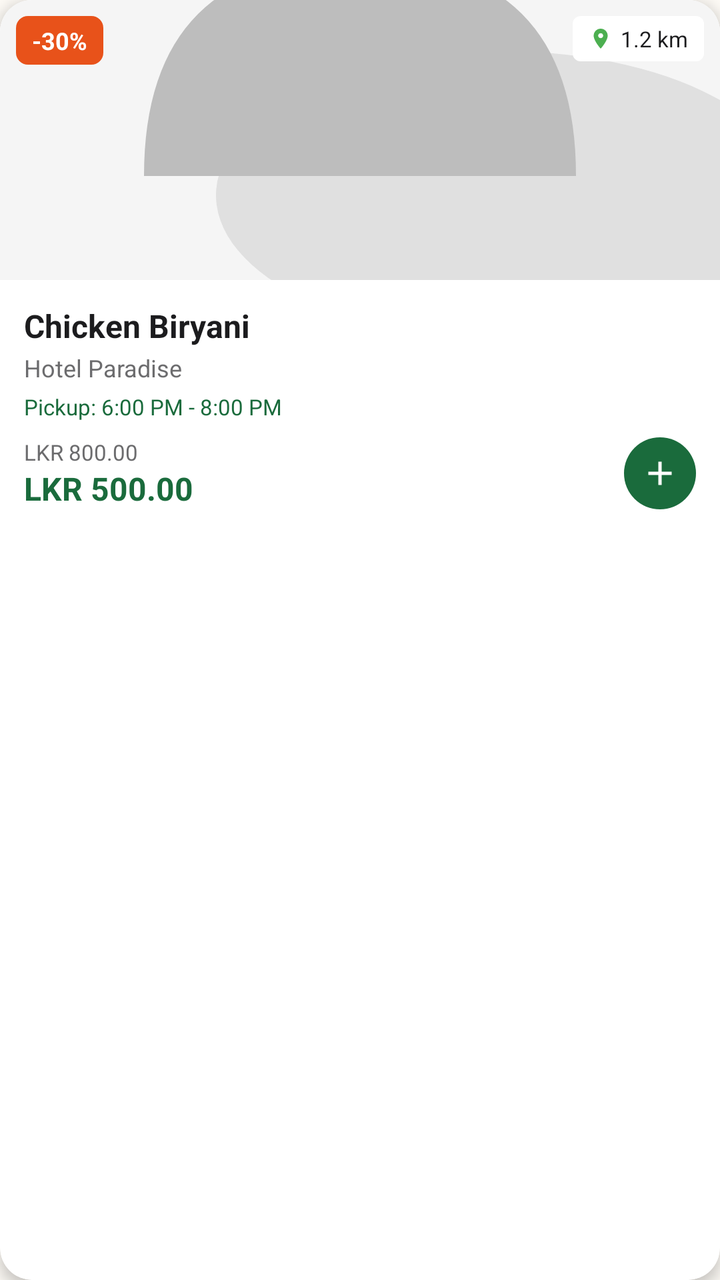
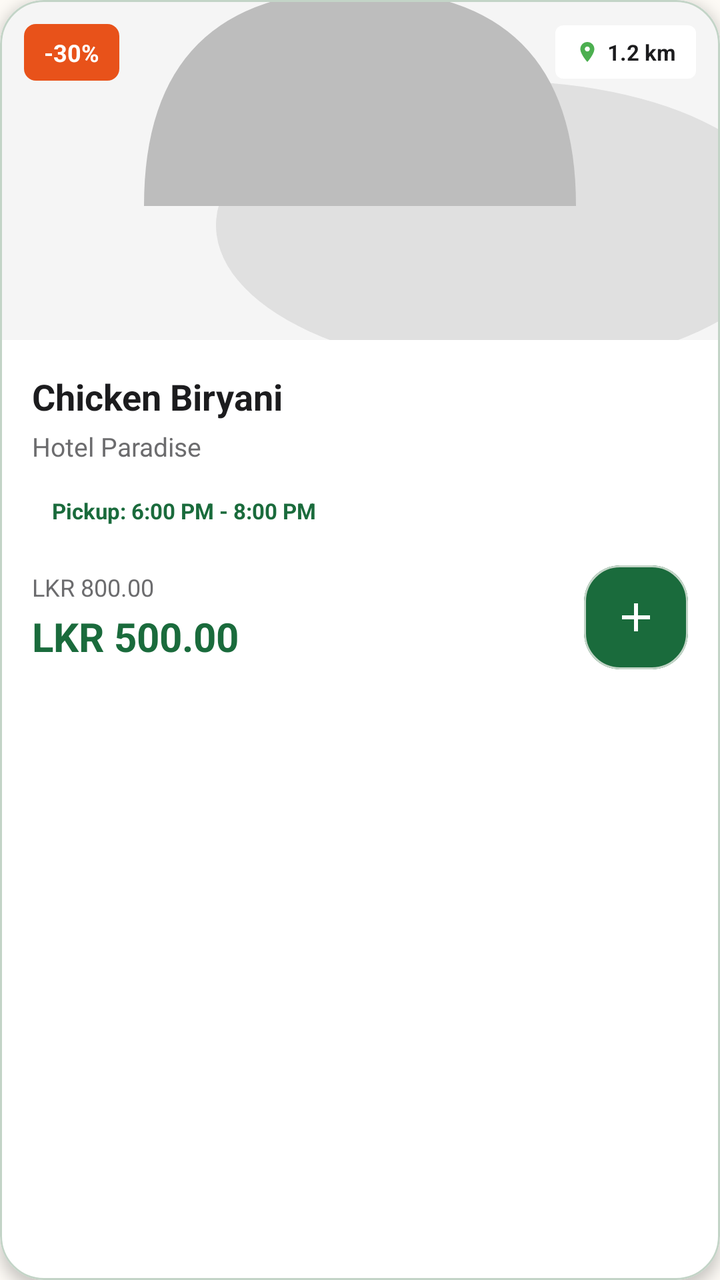

Compare the two renders of this Android layout. The source of the first and the diff that turns it into the second are given below.
<!-- AndroidManifest.xml: application theme Theme.REPLATE -->
<!-- res/layout/item_food.xml -->
<?xml version="1.0" encoding="utf-8"?>
<androidx.cardview.widget.CardView xmlns:android="http://schemas.android.com/apk/res/android"
    xmlns:app="http://schemas.android.com/apk/res-auto"
    android:id="@+id/cardView"
    android:layout_width="match_parent"
    android:layout_height="wrap_content"
    android:layout_marginHorizontal="10dp"
    android:layout_marginVertical="6dp"
    app:cardCornerRadius="16dp"
    app:cardElevation="4dp">

    <LinearLayout
        android:layout_width="match_parent"
        android:layout_height="wrap_content"
        android:orientation="vertical"
        android:background="@color/white">

        
        <FrameLayout
            android:layout_width="match_parent"
            android:layout_height="140dp">

            <ImageView
                android:id="@+id/ivFoodImage"
                android:layout_width="match_parent"
                android:layout_height="match_parent"
                android:scaleType="centerCrop"
                android:src="@drawable/placeholder_food" />

            
            <TextView
                android:id="@+id/tvDiscount"
                android:layout_width="wrap_content"
                android:layout_height="wrap_content"
                android:layout_gravity="top|start"
                android:layout_margin="8dp"
                android:background="@drawable/badge_discount"
                android:paddingHorizontal="8dp"
                android:paddingVertical="4dp"
                android:text="-30%"
                android:textColor="@color/white"
                android:textSize="12sp"
                android:textStyle="bold" />

            
            <TextView
                android:id="@+id/tvDistance"
                android:layout_width="wrap_content"
                android:layout_height="wrap_content"
                android:layout_gravity="top|end"
                android:layout_margin="8dp"
                android:background="@drawable/badge_distance"
                android:drawableStart="@drawable/ic_location_small"
                android:drawablePadding="4dp"
                android:paddingHorizontal="8dp"
                android:paddingVertical="4dp"
                android:text="1.2 km"
                android:textColor="@color/text_primary"
                android:textSize="11sp" />

        </FrameLayout>

        
        <LinearLayout
            android:layout_width="match_parent"
            android:layout_height="wrap_content"
            android:orientation="vertical"
            android:padding="12dp">

            
            <TextView
                android:id="@+id/tvFoodName"
                android:layout_width="match_parent"
                android:layout_height="wrap_content"
                android:ellipsize="end"
                android:maxLines="1"
                android:text="Chicken Biryani"
                android:textColor="@color/text_primary"
                android:textSize="16sp"
                android:textStyle="bold" />

            
            <TextView
                android:id="@+id/tvHotelName"
                android:layout_width="match_parent"
                android:layout_height="wrap_content"
                android:ellipsize="end"
                android:maxLines="1"
                android:text="Hotel Paradise"
                android:textColor="@color/text_secondary"
                android:textSize="12sp"
                android:layout_marginTop="2dp" />

            
            <TextView
                android:id="@+id/tvPickupTime"
                android:layout_width="match_parent"
                android:layout_height="wrap_content"
                android:text="Pickup: 6:00 PM - 8:00 PM"
                android:textColor="@color/primary"
                android:textSize="11sp"
                android:layout_marginTop="4dp" />

            
            <RelativeLayout
                android:layout_width="match_parent"
                android:layout_height="wrap_content"
                android:layout_marginTop="8dp">

                <LinearLayout
                    android:layout_width="wrap_content"
                    android:layout_height="wrap_content"
                    android:layout_alignParentStart="true"
                    android:layout_centerVertical="true"
                    android:orientation="vertical">

                    <TextView
                        android:id="@+id/tvOriginalPrice"
                        android:layout_width="wrap_content"
                        android:layout_height="wrap_content"
                        android:text="LKR 800.00"
                        android:textColor="@color/text_secondary"
                        android:textSize="11sp" />

                    <TextView
                        android:id="@+id/tvDiscountedPrice"
                        android:layout_width="wrap_content"
                        android:layout_height="wrap_content"
                        android:text="LKR 500.00"
                        android:textColor="@color/primary"
                        android:textSize="16sp"
                        android:textStyle="bold" />

                </LinearLayout>

                
                <ImageView
                    android:id="@+id/ivAddToCart"
                    android:layout_width="36dp"
                    android:layout_height="36dp"
                    android:layout_alignParentEnd="true"
                    android:layout_centerVertical="true"
                    android:background="@drawable/circle_primary"
                    android:padding="8dp"
                    android:src="@drawable/ic_add_white"
                    android:contentDescription="Add to cart" />

            </RelativeLayout>

        </LinearLayout>

    </LinearLayout>

</androidx.cardview.widget.CardView>
<!-- resources referenced by this layout -->
<resources>
  <color name="primary">#1A6B3C</color>
  <color name="text_primary">#1C1C1E</color>
  <color name="text_secondary">#6C6C6E</color>
  <color name="white">#FFFFFFFF</color>
  <!-- drawable badge_discount (drawable) -->
  <?xml version="1.0" encoding="utf-8"?>
  <shape xmlns:android="http://schemas.android.com/apk/res/android"
      android:shape="rectangle">
      <solid android:color="@color/badge_discount" />
      <corners android:radius="6dp" />
  </shape>
  <!-- drawable badge_distance (drawable) -->
  <?xml version="1.0" encoding="utf-8"?>
  <shape xmlns:android="http://schemas.android.com/apk/res/android"
      android:shape="rectangle">
      <solid android:color="#FFFFFF" />
      <corners android:radius="4dp" />
  </shape>
  <!-- drawable circle_primary (drawable) -->
  <?xml version="1.0" encoding="utf-8"?>
  <shape xmlns:android="http://schemas.android.com/apk/res/android"
      android:shape="oval">
      <solid android:color="@color/primary" />
      <size
          android:width="36dp"
          android:height="36dp" />
  </shape>
  <!-- drawable ic_add_white (drawable) -->
  <?xml version="1.0" encoding="utf-8"?>
  <vector xmlns:android="http://schemas.android.com/apk/res/android"
      android:width="24dp"
      android:height="24dp"
      android:viewportWidth="24"
      android:viewportHeight="24">
      <path
          android:fillColor="#FFFFFF"
          android:pathData="M19,13h-6v6h-2v-6H5v-2h6V5h2v6h6v2z"/>
  </vector>
  <!-- drawable ic_location_small (drawable) -->
  <?xml version="1.0" encoding="utf-8"?>
  <vector xmlns:android="http://schemas.android.com/apk/res/android"
      android:width="12dp"
      android:height="12dp"
      android:viewportWidth="24"
      android:viewportHeight="24">
      <path
          android:fillColor="#4CAF50"
          android:pathData="M12,2C8.13,2 5,5.13 5,9c0,5.25 7,13 7,13s7,-7.75 7,-13c0,-3.87 -3.13,-7 -7,-7zM12,11.5c-1.38,0 -2.5,-1.12 -2.5,-2.5s1.12,-2.5 2.5,-2.5 2.5,1.12 2.5,2.5 -1.12,2.5 -2.5,2.5z"/>
  </vector>
  <color name="badge_discount">#E8521A</color>
  <color name="md_theme_primary">#1A6B3C</color>
  <color name="md_theme_onPrimary">#FFFFFF</color>
  <color name="md_theme_primaryContainer">#E8F8EE</color>
  <color name="md_theme_onPrimaryContainer">#0D3B1E</color>
  <color name="md_theme_secondary">#25A55A</color>
  <color name="md_theme_onSecondary">#FFFFFF</color>
  <color name="md_theme_secondaryContainer">#E8F8EE</color>
  <color name="md_theme_onSecondaryContainer">#0D3B1E</color>
  <color name="md_theme_tertiary">#E8521A</color>
  <color name="md_theme_onTertiary">#FFFFFF</color>
  <color name="md_theme_tertiaryContainer">#FFDBC9</color>
  <color name="md_theme_onTertiaryContainer">#5C1A00</color>
  <color name="md_theme_error">#BA1A1A</color>
  <color name="md_theme_onError">#FFFFFF</color>
  <color name="md_theme_errorContainer">#FFDAD6</color>
  <color name="md_theme_onErrorContainer">#410002</color>
  <color name="md_theme_background">#FDFAF5</color>
  <color name="md_theme_onBackground">#1C1C1E</color>
  <color name="md_theme_surface">#FDFAF5</color>
  <color name="md_theme_onSurface">#1C1C1E</color>
  <color name="md_theme_surfaceVariant">#E8F8EE</color>
  <color name="md_theme_onSurfaceVariant">#3A4A3E</color>
  <color name="md_theme_outline">#6B7E6F</color>
  <color name="md_theme_outlineVariant">#C3D4C7</color>
  <color name="md_theme_inverseSurface">#1C1C1E</color>
  <color name="md_theme_inverseOnSurface">#F5F5F0</color>
  <color name="md_theme_inversePrimary">#4FCB7D</color>
  <color name="md_theme_surfaceContainerLowest">#FFFFFF</color>
  <color name="md_theme_surfaceContainerLow">#F8F6F1</color>
  <color name="md_theme_surfaceContainer">#F3F0EB</color>
  <color name="md_theme_surfaceContainerHigh">#EDEBE6</color>
  <color name="md_theme_surfaceContainerHighest">#E8E5E0</color>
  <color name="status_bar">#0D3B1E</color>
  <!-- unchanged entries left out for length: 2 -->
</resources>

<!-- the commit's change to res/layout/item_food.xml (unified diff, before → after) -->
@@ -1,24 +1,25 @@
 <?xml version="1.0" encoding="utf-8"?>
-<androidx.cardview.widget.CardView xmlns:android="http://schemas.android.com/apk/res/android"
+<com.google.android.material.card.MaterialCardView xmlns:android="http://schemas.android.com/apk/res/android"
     xmlns:app="http://schemas.android.com/apk/res-auto"
     android:id="@+id/cardView"
     android:layout_width="match_parent"
     android:layout_height="wrap_content"
-    android:layout_marginHorizontal="10dp"
-    android:layout_marginVertical="6dp"
-    app:cardCornerRadius="16dp"
-    app:cardElevation="4dp">
+    android:layout_marginHorizontal="14dp"
+    android:layout_marginVertical="8dp"
+    app:cardBackgroundColor="@color/surface_white"
+    app:cardCornerRadius="22dp"
+    app:cardElevation="4dp"
+    app:strokeColor="@color/md_theme_outlineVariant"
+    app:strokeWidth="1dp">
 
     <LinearLayout
         android:layout_width="match_parent"
         android:layout_height="wrap_content"
-        android:orientation="vertical"
-        android:background="@color/white">
+        android:orientation="vertical">
 
-        
         <FrameLayout
             android:layout_width="match_parent"
-            android:layout_height="140dp">
+            android:layout_height="170dp">
 
             <ImageView
                 android:id="@+id/ivFoodImage"
@@ -27,47 +28,53 @@
                 android:scaleType="centerCrop"
                 android:src="@drawable/placeholder_food" />
 
-            
-            <TextView
-                android:id="@+id/tvDiscount"
-                android:layout_width="wrap_content"
+            <LinearLayout
+                android:layout_width="match_parent"
                 android:layout_height="wrap_content"
-                android:layout_gravity="top|start"
-                android:layout_margin="8dp"
-                android:background="@drawable/badge_discount"
-                android:paddingHorizontal="8dp"
-                android:paddingVertical="4dp"
-                android:text="-30%"
-                android:textColor="@color/white"
-                android:textSize="12sp"
-                android:textStyle="bold" />
+                android:layout_gravity="top"
+                android:gravity="center_vertical"
+                android:orientation="horizontal"
+                android:padding="12dp">
 
-            
-            <TextView
-                android:id="@+id/tvDistance"
-                android:layout_width="wrap_content"
-                android:layout_height="wrap_content"
-                android:layout_gravity="top|end"
-                android:layout_margin="8dp"
-                android:background="@drawable/badge_distance"
-                android:drawableStart="@drawable/ic_location_small"
-                android:drawablePadding="4dp"
-                android:paddingHorizontal="8dp"
-                android:paddingVertical="4dp"
-                android:text="1.2 km"
-                android:textColor="@color/text_primary"
-                android:textSize="11sp" />
+                <TextView
+                    android:id="@+id/tvDiscount"
+                    android:layout_width="wrap_content"
+                    android:layout_height="wrap_content"
+                    android:background="@drawable/badge_discount"
+                    android:paddingHorizontal="10dp"
+                    android:paddingVertical="6dp"
+                    android:text="-30%"
+                    android:textColor="@color/white"
+                    android:textSize="12sp"
+                    android:textStyle="bold" />
 
+                <Space
+                    android:layout_width="0dp"
+                    android:layout_height="1dp"
+                    android:layout_weight="1" />
+
+                <TextView
+                    android:id="@+id/tvDistance"
+                    android:layout_width="wrap_content"
+                    android:layout_height="wrap_content"
+                    android:background="@drawable/badge_distance"
+                    android:drawableStart="@drawable/ic_location_small"
+                    android:drawablePadding="4dp"
+                    android:paddingHorizontal="10dp"
+                    android:paddingVertical="6dp"
+                    android:text="1.2 km"
+                    android:textColor="@color/text_primary"
+                    android:textSize="11sp"
+                    android:textStyle="bold" />
+            </LinearLayout>
         </FrameLayout>
 
-        
         <LinearLayout
             android:layout_width="match_parent"
             android:layout_height="wrap_content"
             android:orientation="vertical"
-            android:padding="12dp">
+            android:padding="16dp">
 
-            
             <TextView
                 android:id="@+id/tvFoodName"
                 android:layout_width="match_parent"
@@ -76,42 +83,44 @@
                 android:maxLines="1"
                 android:text="Chicken Biryani"
                 android:textColor="@color/text_primary"
-                android:textSize="16sp"
+                android:textSize="18sp"
                 android:textStyle="bold" />
 
-            
             <TextView
                 android:id="@+id/tvHotelName"
                 android:layout_width="match_parent"
                 android:layout_height="wrap_content"
+                android:layout_marginTop="4dp"
                 android:ellipsize="end"
                 android:maxLines="1"
                 android:text="Hotel Paradise"
                 android:textColor="@color/text_secondary"
-                android:textSize="12sp"
-                android:layout_marginTop="2dp" />
+                android:textSize="13sp" />
 
-            
             <TextView
                 android:id="@+id/tvPickupTime"
+                android:layout_width="wrap_content"
+                android:layout_height="wrap_content"
+                android:layout_marginTop="10dp"
+                android:background="@drawable/badge_distance"
+                android:paddingHorizontal="10dp"
+                android:paddingVertical="6dp"
+                android:text="Pickup: 6:00 PM - 8:00 PM"
+                android:textColor="@color/green_primary"
+                android:textSize="11sp"
+                android:textStyle="bold" />
+
+            <LinearLayout
                 android:layout_width="match_parent"
                 android:layout_height="wrap_content"
-                android:text="Pickup: 6:00 PM - 8:00 PM"
-                android:textColor="@color/primary"
-                android:textSize="11sp"
-                android:layout_marginTop="4dp" />
-
-            
-            <RelativeLayout
-                android:layout_width="match_parent"
-                android:layout_height="wrap_content"
-                android:layout_marginTop="8dp">
+                android:layout_marginTop="14dp"
+                android:gravity="center_vertical"
+                android:orientation="horizontal">
 
                 <LinearLayout
-                    android:layout_width="wrap_content"
+                    android:layout_width="0dp"
                     android:layout_height="wrap_content"
-                    android:layout_alignParentStart="true"
-                    android:layout_centerVertical="true"
+                    android:layout_weight="1"
                     android:orientation="vertical">
 
                     <TextView
@@ -120,35 +129,37 @@
                         android:layout_height="wrap_content"
                         android:text="LKR 800.00"
                         android:textColor="@color/text_secondary"
-                        android:textSize="11sp" />
+                        android:textSize="12sp" />
 
                     <TextView
                         android:id="@+id/tvDiscountedPrice"
                         android:layout_width="wrap_content"
                         android:layout_height="wrap_content"
+                        android:layout_marginTop="3dp"
                         android:text="LKR 500.00"
-                        android:textColor="@color/primary"
-                        android:textSize="16sp"
+                        android:textColor="@color/green_primary"
+                        android:textSize="20sp"
                         android:textStyle="bold" />
-
                 </LinearLayout>
 
-                
-                <ImageView
+                <com.google.android.material.card.MaterialCardView
                     android:id="@+id/ivAddToCart"
-                    android:layout_width="36dp"
-                    android:layout_height="36dp"
-                    android:layout_alignParentEnd="true"
-                    android:layout_centerVertical="true"
-                    android:background="@drawable/circle_primary"
-                    android:padding="8dp"
-                    android:src="@drawable/ic_add_white"
-                    android:contentDescription="Add to cart" />
+                    android:layout_width="52dp"
+                    android:layout_height="52dp"
+                    app:cardBackgroundColor="@color/green_primary"
+                    app:cardCornerRadius="18dp"
+                    app:cardElevation="0dp">
 
-            </RelativeLayout>
-
+                    <ImageView
+                        android:layout_width="24dp"
+                        android:layout_height="24dp"
+                        android:layout_gravity="center"
+                        android:src="@drawable/ic_add_white"
+                        android:contentDescription="Add to cart" />
+                </com.google.android.material.card.MaterialCardView>
+            </LinearLayout>
         </LinearLayout>
 
     </LinearLayout>
 
-</androidx.cardview.widget.CardView>
+</com.google.android.material.card.MaterialCardView>
<!-- resource entries referenced after the edit -->
@@ -1,6 +1,6 @@
 <!-- resources referenced by this layout -->
 <resources>
-  <color name="primary">#1A6B3C</color>
+  <color name="green_primary">#1A6B3C</color>
   <color name="text_primary">#1C1C1E</color>
   <color name="text_secondary">#6C6C6E</color>
   <color name="white">#FFFFFFFF</color>
@@ -17,15 +17,6 @@
       android:shape="rectangle">
       <solid android:color="#FFFFFF" />
       <corners android:radius="4dp" />
-  </shape>
-  <!-- drawable circle_primary (drawable) -->
-  <?xml version="1.0" encoding="utf-8"?>
-  <shape xmlns:android="http://schemas.android.com/apk/res/android"
-      android:shape="oval">
-      <solid android:color="@color/primary" />
-      <size
-          android:width="36dp"
-          android:height="36dp" />
   </shape>
   <!-- drawable ic_add_white (drawable) -->
   <?xml version="1.0" encoding="utf-8"?>
@@ -74,6 +65,7 @@
   <color name="md_theme_onSurfaceVariant">#3A4A3E</color>
   <color name="md_theme_outline">#6B7E6F</color>
   <color name="md_theme_outlineVariant">#C3D4C7</color>
+  <color name="surface_white">#FFFFFF</color>
   <color name="md_theme_inverseSurface">#1C1C1E</color>
   <color name="md_theme_inverseOnSurface">#F5F5F0</color>
   <color name="md_theme_inversePrimary">#4FCB7D</color>
